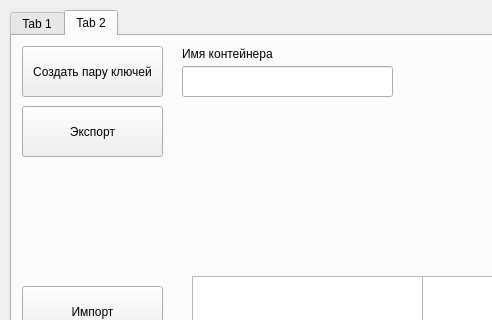
Old version of the form mainwindow.ui in the repository suiljex/cryptoapi_lab; both pictures show x 0 to 492 and y 0 to 320 of the 890 by 452 pixel window.
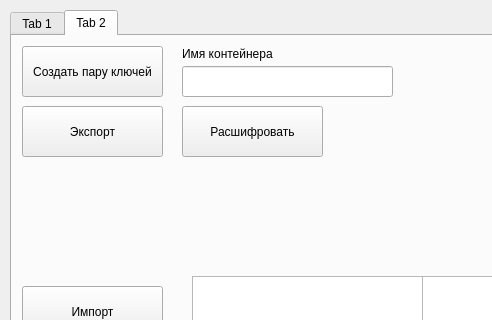
New version of the form.

Commit message: ADD Расшифровка сообщения на принимающей стороне

```diff
--- a/mainwindow.ui
+++ b/mainwindow.ui
@@ -246,6 +246,19 @@
        </rect>
       </property>
      </widget>
+     <widget class="QPushButton" name="pushButton_7">
+      <property name="geometry">
+       <rect>
+        <x>170</x>
+        <y>70</y>
+        <width>141</width>
+        <height>51</height>
+       </rect>
+      </property>
+      <property name="text">
+       <string>Расшифровать</string>
+      </property>
+     </widget>
     </widget>
    </widget>
   </widget>
```
The commit also changes 2 other files.
